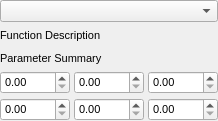
First picture: the form in src/gui/keywordwidgets/broadeningfunction.ui, repository disorderedmaterials/dissolve, before the edit.
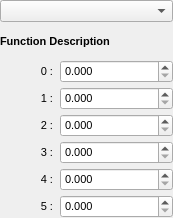
Second picture: the form after the edit. Custom widgets are drawn as their Qt base class.

Commit message: Updated BroadeningFunctionKeywordWidget for better functionality.

The edit to the form file:
```diff
--- a/src/gui/keywordwidgets/broadeningfunction.ui
+++ b/src/gui/keywordwidgets/broadeningfunction.ui
@@ -6,8 +6,8 @@
    <rect>
     <x>0</x>
     <y>0</y>
-    <width>218</width>
-    <height>121</height>
+    <width>173</width>
+    <height>218</height>
    </rect>
   </property>
   <property name="font">
@@ -34,38 +34,163 @@
    <property name="spacing">
     <number>4</number>
    </property>
+   <item row="0" column="0" colspan="2">
+    <widget class="QComboBox" name="FunctionCombo"/>
+   </item>
+   <item row="1" column="0" colspan="2">
+    <widget class="QLabel" name="FunctionDescriptionLabel">
+     <property name="font">
+      <font>
+       <weight>75</weight>
+       <bold>true</bold>
+      </font>
+     </property>
+     <property name="text">
+      <string>Function Description</string>
+     </property>
+    </widget>
+   </item>
+   <item row="2" column="0">
+    <widget class="QLabel" name="Parameter0Label">
+     <property name="sizePolicy">
+      <sizepolicy hsizetype="Preferred" vsizetype="Preferred">
+       <horstretch>1</horstretch>
+       <verstretch>0</verstretch>
+      </sizepolicy>
+     </property>
+     <property name="text">
+      <string>0 : </string>
+     </property>
+     <property name="alignment">
+      <set>Qt::AlignRight|Qt::AlignTrailing|Qt::AlignVCenter</set>
+     </property>
+    </widget>
+   </item>
+   <item row="2" column="1">
+    <widget class="TExponentialSpin" name="Parameter0Spin">
+     <property name="sizePolicy">
+      <sizepolicy hsizetype="Minimum" vsizetype="Fixed">
+       <horstretch>2</horstretch>
+       <verstretch>0</verstretch>
+      </sizepolicy>
+     </property>
+     <property name="decimals">
+      <number>3</number>
+     </property>
+    </widget>
+   </item>
    <item row="3" column="0">
-    <widget class="TExponentialSpin" name="Parameter0Spin"/>
+    <widget class="QLabel" name="Parameter1Label">
+     <property name="sizePolicy">
+      <sizepolicy hsizetype="Preferred" vsizetype="Preferred">
+       <horstretch>1</horstretch>
+       <verstretch>0</verstretch>
+      </sizepolicy>
+     </property>
+     <property name="text">
+      <string>1 : </string>
+     </property>
+     <property name="alignment">
+      <set>Qt::AlignRight|Qt::AlignTrailing|Qt::AlignVCenter</set>
+     </property>
+    </widget>
    </item>
    <item row="3" column="1">
-    <widget class="TExponentialSpin" name="Parameter1Spin"/>
-   </item>
-   <item row="3" column="2">
-    <widget class="TExponentialSpin" name="Parameter2Spin"/>
+    <widget class="TExponentialSpin" name="Parameter1Spin">
+     <property name="decimals">
+      <number>3</number>
+     </property>
+    </widget>
    </item>
    <item row="4" column="0">
-    <widget class="TExponentialSpin" name="Parameter3Spin"/>
+    <widget class="QLabel" name="Parameter2Label">
+     <property name="sizePolicy">
+      <sizepolicy hsizetype="Preferred" vsizetype="Preferred">
+       <horstretch>1</horstretch>
+       <verstretch>0</verstretch>
+      </sizepolicy>
+     </property>
+     <property name="text">
+      <string>2 : </string>
+     </property>
+     <property name="alignment">
+      <set>Qt::AlignRight|Qt::AlignTrailing|Qt::AlignVCenter</set>
+     </property>
+    </widget>
    </item>
    <item row="4" column="1">
-    <widget class="TExponentialSpin" name="Parameter4Spin"/>
+    <widget class="TExponentialSpin" name="Parameter2Spin">
+     <property name="decimals">
+      <number>3</number>
+     </property>
+    </widget>
    </item>
-   <item row="4" column="2">
-    <widget class="TExponentialSpin" name="Parameter5Spin"/>
+   <item row="5" column="0">
+    <widget class="QLabel" name="Parameter3Label">
+     <property name="sizePolicy">
+      <sizepolicy hsizetype="Preferred" vsizetype="Preferred">
+       <horstretch>1</horstretch>
+       <verstretch>0</verstretch>
+      </sizepolicy>
+     </property>
+     <property name="text">
+      <string>3 : </string>
+     </property>
+     <property name="alignment">
+      <set>Qt::AlignRight|Qt::AlignTrailing|Qt::AlignVCenter</set>
+     </property>
+    </widget>
    </item>
-   <item row="0" column="0" colspan="3">
-    <widget class="QComboBox" name="FunctionCombo"/>
+   <item row="5" column="1">
+    <widget class="TExponentialSpin" name="Parameter3Spin">
+     <property name="decimals">
+      <number>3</number>
+     </property>
+    </widget>
    </item>
-   <item row="2" column="0" colspan="3">
-    <widget class="QLabel" name="ParameterSummaryLabel">
+   <item row="6" column="0">
+    <widget class="QLabel" name="Parameter4Label">
+     <property name="sizePolicy">
+      <sizepolicy hsizetype="Preferred" vsizetype="Preferred">
+       <horstretch>1</horstretch>
+       <verstretch>0</verstretch>
+      </sizepolicy>
+     </property>
      <property name="text">
-      <string>Parameter Summary</string>
+      <string>4 : </string>
      </property>
+     <property name="alignment">
+      <set>Qt::AlignRight|Qt::AlignTrailing|Qt::AlignVCenter</set>
+     </property>
     </widget>
    </item>
-   <item row="1" column="0" colspan="3">
-    <widget class="QLabel" name="FunctionDescriptionLabel">
+   <item row="6" column="1">
+    <widget class="TExponentialSpin" name="Parameter4Spin">
+     <property name="decimals">
+      <number>3</number>
+     </property>
+    </widget>
+   </item>
+   <item row="7" column="0">
+    <widget class="QLabel" name="Parameter5Label">
+     <property name="sizePolicy">
+      <sizepolicy hsizetype="Preferred" vsizetype="Preferred">
+       <horstretch>1</horstretch>
+       <verstretch>0</verstretch>
+      </sizepolicy>
+     </property>
      <property name="text">
-      <string>Function Description</string>
+      <string>5 : </string>
+     </property>
+     <property name="alignment">
+      <set>Qt::AlignRight|Qt::AlignTrailing|Qt::AlignVCenter</set>
+     </property>
+    </widget>
+   </item>
+   <item row="7" column="1">
+    <widget class="TExponentialSpin" name="Parameter5Spin">
+     <property name="decimals">
+      <number>3</number>
      </property>
     </widget>
    </item>
```
The commit also changes 4 other files.
